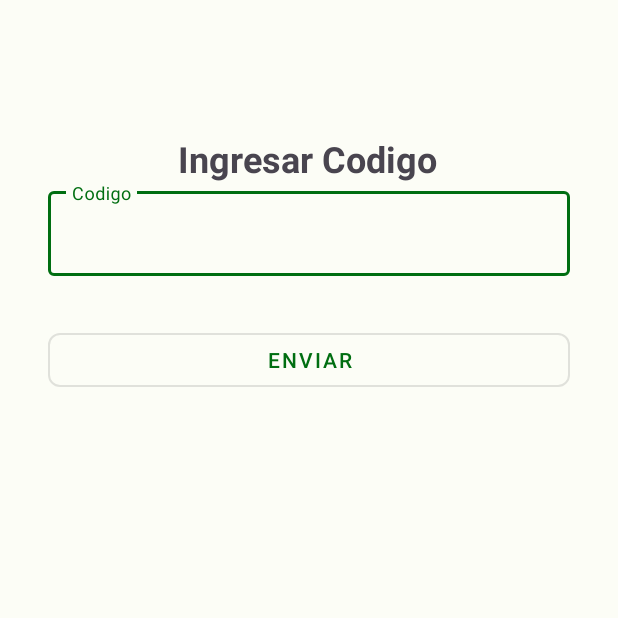
After one commit to Dev-Riders/TrackTrainerAPP, an Android app: the ActivarCuentaActivity screen opened directly, with no data from a screen before it, on a phone screen of 412 x 824 dp, the top half of it. The commit adds this screen. Run offline under Robolectric (Android 15) with nearby library versions, the phone set to English and light mode, and no system bars; our stand-ins replace Volley.

Commit message:
Añade activity activacion de cuenta

```diff
--- a/app/src/main/AndroidManifest.xml
+++ b/app/src/main/AndroidManifest.xml
@@ -16,6 +16,9 @@
         android:theme="@style/Theme.TrackTrainer"
         android:usesCleartextTraffic="true"
         tools:targetApi="31">
+        <activity
+            android:name=".views.activities.welcome.auth.ActivarCuentaActivity"
+            android:exported="false" />
         <activity
             android:name=".views.activities.usuario.DatosUsuarioActivity"
             android:exported="false" />
@@ -37,8 +40,9 @@
         <activity
             android:name=".views.activities.HomeActivity"
             android:exported="false" />
-        <activity android:name=".views.activities.usuario.PerfilActivity"
-            android:exported="false"/>
+        <activity
+            android:name=".views.activities.usuario.PerfilActivity"
+            android:exported="false" />
         <activity
             android:name=".views.activities.MainActivity"
             android:exported="true">
--- /dev/null
+++ b/app/src/main/java/dev/devriders/tracktrainer/views/activities/welcome/auth/ActivarCuentaActivity.java
@@ -0,0 +1,77 @@
+package dev.devriders.tracktrainer.views.activities.welcome.auth;
+
+import androidx.appcompat.app.AppCompatActivity;
+
+import android.content.Intent;
+import android.os.Bundle;
+import android.view.View;
+import android.widget.Button;
+import android.widget.EditText;
+import android.widget.Toast;
+
+import com.android.volley.Request;
+import com.android.volley.RequestQueue;
+import com.android.volley.Response;
+import com.android.volley.VolleyError;
+import com.android.volley.toolbox.StringRequest;
+import com.android.volley.toolbox.Volley;
+
+import dev.devriders.tracktrainer.R;
+import dev.devriders.tracktrainer.utils.Constants;
+
+public class ActivarCuentaActivity extends AppCompatActivity {
+
+    private EditText etCodigoValidacion;
+    private Button btnEnviarCodigo;
+    private RequestQueue requestQueue;
+    private String url = Constants.BASE_URL+"/api/usuario/verify?code=";
+
+    @Override
+    protected void onCreate(Bundle savedInstanceState) {
+        super.onCreate(savedInstanceState);
+        setContentView(R.layout.activity_activar_cuenta);
+
+        etCodigoValidacion = findViewById(R.id.et_codigoValidacion);
+        btnEnviarCodigo = findViewById(R.id.btn_enviarCodigo);
+
+        requestQueue = Volley.newRequestQueue(this);
+
+        btnEnviarCodigo.setOnClickListener(new View.OnClickListener() {
+            @Override
+            public void onClick(View v) {
+                String codigo = etCodigoValidacion.getText().toString().trim();
+
+                // Construir la URL completa con el código
+                String fullUrl = url + codigo;
+
+                StringRequest stringRequest = new StringRequest(Request.Method.POST, fullUrl,
+                        new Response.Listener<String>() {
+                            @Override
+                            public void onResponse(String response) {
+                                if (response.equals("La cuenta ha sido verificada exitosamente")) {
+                                    // Mostrar mensaje de éxito
+                                    Toast.makeText(ActivarCuentaActivity.this, response, Toast.LENGTH_SHORT).show();
+
+                                    // Redirigir a la actividad Home
+                                    Intent intent = new Intent(ActivarCuentaActivity.this, LoginActivity.class);
+                                    startActivity(intent);
+                                    finish(); // Opcional, para finalizar esta actividad y evitar que se pueda volver atrás con el botón de retroceso
+                                } else {
+                                    // Mostrar mensaje de error
+                                    Toast.makeText(ActivarCuentaActivity.this, response, Toast.LENGTH_SHORT).show();
+                                }
+                            }
+                        },
+                        new Response.ErrorListener() {
+                            @Override
+                            public void onErrorResponse(VolleyError error) {
+                                // Mostrar mensaje de error en la solicitud
+                                Toast.makeText(ActivarCuentaActivity.this, "Error en la solicitud", Toast.LENGTH_SHORT).show();
+                            }
+                        });
+
+                requestQueue.add(stringRequest);
+            }
+        });
+    }
+}
--- a/app/src/main/java/dev/devriders/tracktrainer/views/activities/welcome/auth/RegistroActivity.java
+++ b/app/src/main/java/dev/devriders/tracktrainer/views/activities/welcome/auth/RegistroActivity.java
@@ -111,14 +111,14 @@ public class RegistroActivity extends AppCompatActivity {
                         new Response.ErrorListener() {
                             @Override
                             public void onErrorResponse(VolleyError error) {
-                                String errorMessage = "Ocurrió un error: " + error.getMessage();
+                                String errorMessage = "";
                                 Toast.makeText(RegistroActivity.this, errorMessage, Toast.LENGTH_SHORT).show();
                             }
                         });
 
                 requestQueue.add(jsonObjectRequest);
                 // Redirige a HomeActivity
-                Intent intent = new Intent(RegistroActivity.this, HomeActivity.class);
+                Intent intent = new Intent(RegistroActivity.this, ActivarCuentaActivity.class);
                 startActivity(intent);
             } else {
                 Toast.makeText(RegistroActivity.this, "Dirección de correo electrónico inválida", Toast.LENGTH_SHORT).show();
--- /dev/null
+++ b/app/src/main/res/layout/activity_activar_cuenta.xml
@@ -0,0 +1,60 @@
+<?xml version="1.0" encoding="utf-8"?>
+<androidx.constraintlayout.widget.ConstraintLayout xmlns:android="http://schemas.android.com/apk/res/android"
+    xmlns:app="http://schemas.android.com/apk/res-auto"
+    xmlns:tools="http://schemas.android.com/tools"
+    android:layout_width="match_parent"
+    android:layout_height="match_parent"
+    tools:context=".views.activities.welcome.auth.ActivarCuentaActivity">
+
+    <TextView
+        android:id="@+id/tv_Codigo_Ingresado"
+        android:layout_width="wrap_content"
+        android:layout_height="wrap_content"
+        android:layout_gravity="center_horizontal"
+        android:text="Ingresar Codigo"
+        android:textSize="24sp"
+        android:textStyle="bold"
+        app:layout_constraintBottom_toBottomOf="parent"
+        app:layout_constraintEnd_toEndOf="parent"
+        app:layout_constraintHorizontal_bias="0.497"
+        app:layout_constraintStart_toStartOf="parent"
+        app:layout_constraintTop_toTopOf="parent"
+        app:layout_constraintVertical_bias="0.113" />
+
+    <!-- TextInputLayout para el Código -->
+    <com.google.android.material.textfield.TextInputLayout
+        android:id="@+id/textInputCodigoValidacion"
+        android:layout_width="0dp"
+        android:layout_height="wrap_content"
+        android:layout_marginStart="32dp"
+        android:layout_marginEnd="32dp"
+        app:layout_constraintEnd_toEndOf="parent"
+        app:layout_constraintStart_toStartOf="parent"
+        app:layout_constraintTop_toBottomOf="@id/tv_Codigo_Ingresado"
+        app:layout_constraintVertical_bias="0.419">
+
+        <com.google.android.material.textfield.TextInputEditText
+            android:id="@+id/et_codigoValidacion"
+            android:layout_width="match_parent"
+            android:layout_height="wrap_content"
+            android:hint="Codigo"
+            android:inputType="textPersonName"
+            android:maxLines="1" />
+    </com.google.android.material.textfield.TextInputLayout>
+
+    <!-- Botón para Enviar Código -->
+    <com.google.android.material.button.MaterialButton
+        android:id="@+id/btn_enviarCodigo"
+        android:layout_width="0dp"
+        android:layout_height="wrap_content"
+        android:layout_marginStart="32dp"
+        android:layout_marginEnd="32dp"
+        android:layout_marginTop="32dp"
+        android:text="Enviar"
+        app:layout_constraintEnd_toEndOf="parent"
+        app:layout_constraintStart_toStartOf="parent"
+        app:layout_constraintTop_toBottomOf="@id/textInputCodigoValidacion"
+        app:cornerRadius="8dp"
+        style="@style/Widget.MaterialComponents.Button.OutlinedButton" />
+
+</androidx.constraintlayout.widget.ConstraintLayout>
```
